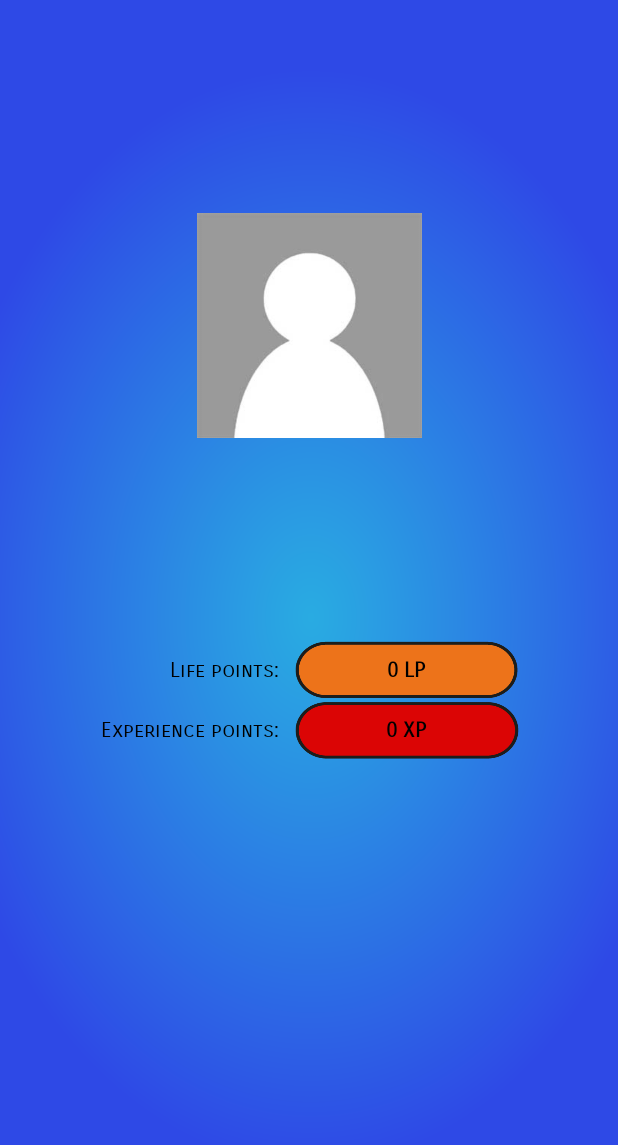
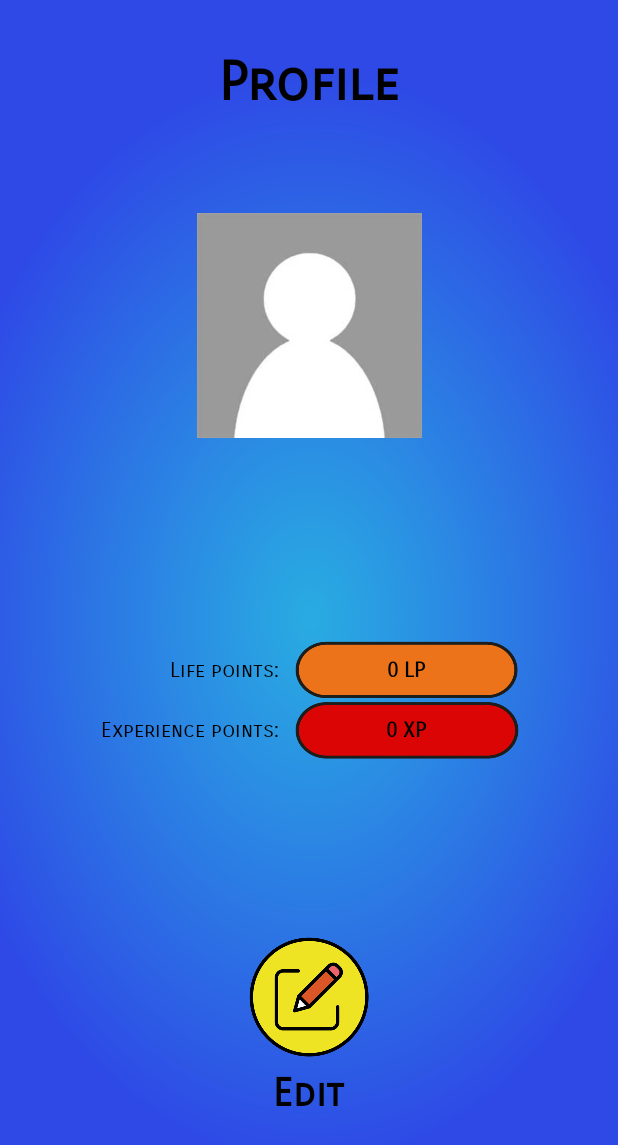
Before and after one commit to vladoski/pocketmonsters, an Android app: the ProfileActivity screen opened directly, with no data from a screen before it, on a phone screen of 412 x 824 dp. Shown: the top 1145 px of the screen. Run offline under Robolectric (Android 15) with nearby library versions, the phone set to English and light mode, and no system bars; our stand-ins replace Volley; network calls fail.

Commit message:
Added edit profile functionality

```diff
--- a/app/src/main/res/layout/profile_activity.xml
+++ b/app/src/main/res/layout/profile_activity.xml
@@ -34,8 +34,24 @@
         android:textStyle="bold"
         app:layout_constraintBottom_toTopOf="@+id/linearLayout2"
         app:layout_constraintEnd_toEndOf="parent"
+        app:layout_constraintHorizontal_bias="1.0"
         app:layout_constraintStart_toStartOf="parent"
         app:layout_constraintTop_toBottomOf="@+id/profile_image" />
+
+    <TextView
+        android:id="@+id/profileTextView"
+        android:layout_width="407dp"
+        android:layout_height="74dp"
+        android:layout_marginTop="18dp"
+        android:fontFamily="sans-serif-smallcaps"
+        android:gravity="center"
+        android:text="Profile"
+        android:textColor="@color/common_google_signin_btn_text_dark_focused"
+        android:textSize="36sp"
+        android:textStyle="bold"
+        app:layout_constraintEnd_toEndOf="parent"
+        app:layout_constraintStart_toStartOf="parent"
+        app:layout_constraintTop_toTopOf="parent" />
 
     <LinearLayout
         android:id="@+id/linearLayout2"
@@ -111,4 +127,33 @@
 
     </LinearLayout>
 
+    <LinearLayout
+        android:layout_width="match_parent"
+        android:layout_height="wrap_content"
+        android:layout_marginBottom="70dp"
+        android:gravity="center"
+        android:orientation="vertical"
+        app:layout_constraintBottom_toBottomOf="parent"
+        app:layout_constraintEnd_toEndOf="parent"
+        app:layout_constraintStart_toStartOf="parent">
+
+        <ImageView
+            android:id="@+id/editImageView"
+            android:layout_width="80dp"
+            android:layout_height="80dp"
+            android:clickable="true"
+            app:srcCompat="@drawable/edit_profile" />
+
+        <TextView
+            android:id="@+id/editTextView"
+            android:layout_width="114dp"
+            android:layout_height="49dp"
+            android:fontFamily="sans-serif-smallcaps"
+            android:gravity="center"
+            android:text="Edit"
+            android:textColor="@color/common_google_signin_btn_text_dark_focused"
+            android:textSize="26sp"
+            android:textStyle="bold" />
+    </LinearLayout>
+
 </androidx.constraintlayout.widget.ConstraintLayout>
```
Also changed, not shown: app/src/main/AndroidManifest.xml (+5 -2 lines), app/src/main/java/com/albertinisodringa/pocketmonsters/ApiModel.java (+20 -7 lines), app/src/main/java/com/albertinisodringa/pocketmonsters/ProfileActivity.java (+16 -0 lines), app/src/main/java/com/albertinisodringa/pocketmonsters/ProfileEditActivity.java (added, +154 -0 lines), app/src/main/res/layout/profile_edit_activity.xml (added, +94 -0 lines), app/src/main/res/drawable/edit_profile.png (added).
